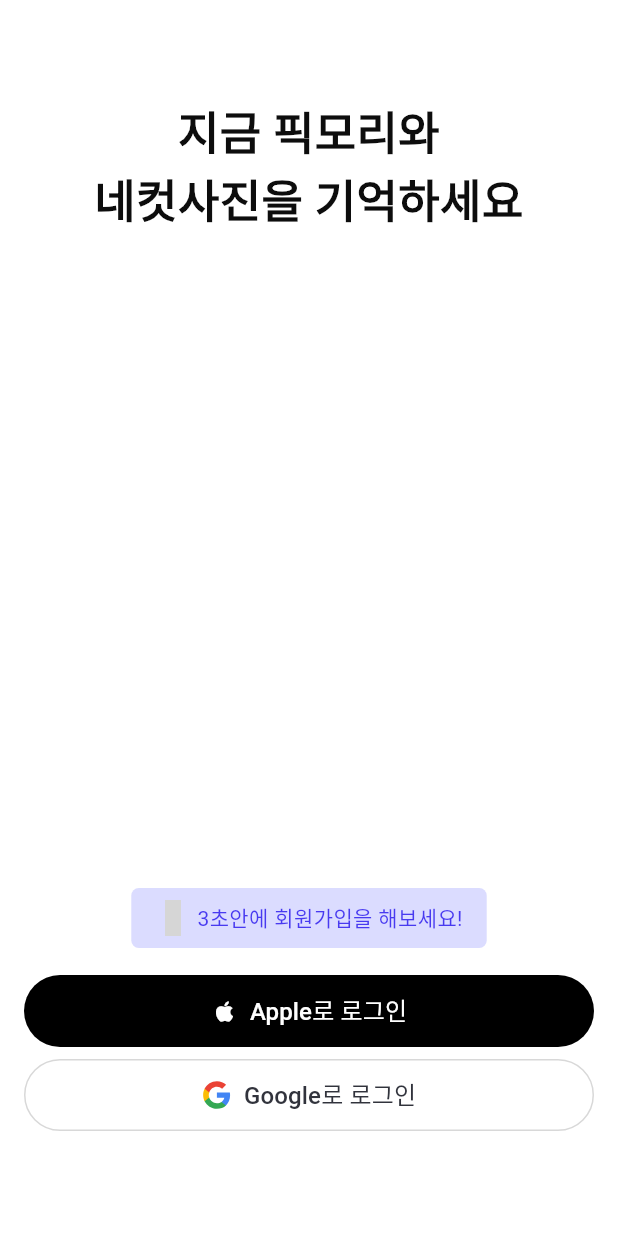
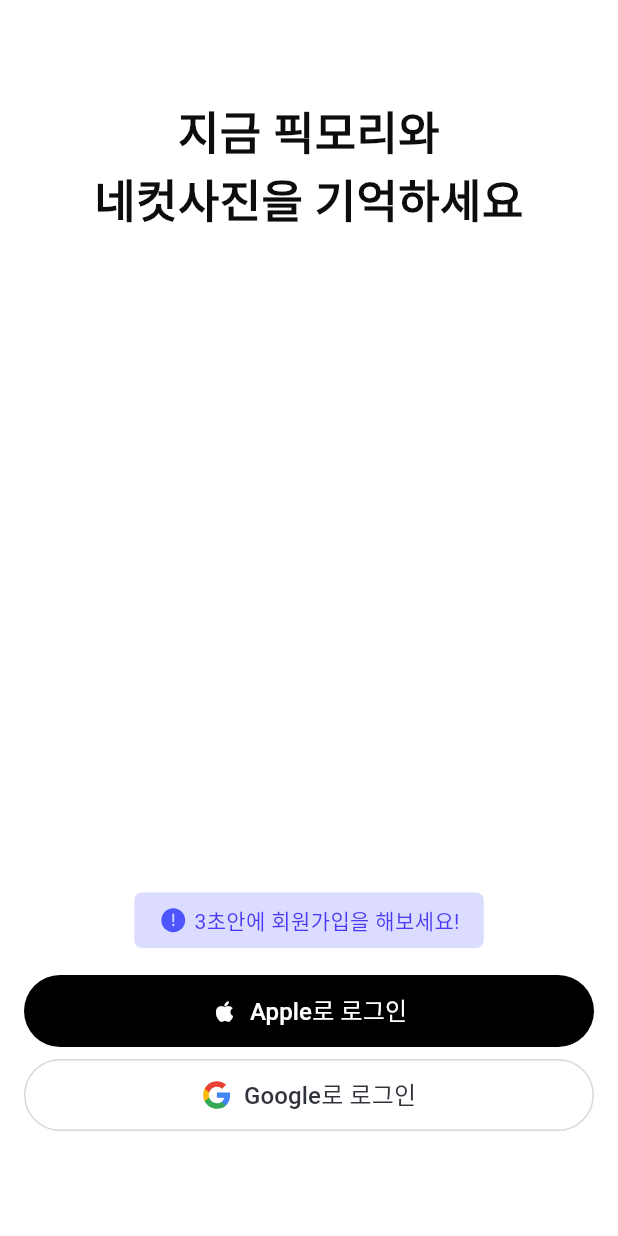
Before and after one commit to Ksanbal/Picmory-Server, a Flutter app: the screen it shows after launch, on a phone screen of 412 x 824 dp. Run offline on Flutter 3.47's test engine with Material 3 defaults, Android fonts, the phone set to English and light mode, and no system bars; our stand-ins replace animate_do, custom_refresh_indicator, dio, extended_image, firebase_core, flutter_dotenv and 9 more; missing offline and left inert: mobile_scanner; accounts and stored records are empty; Roboto replaces fonts that are missing (SUITE-Variable); grey boxes are pictures that could not be loaded.

Commit message:
느낌표 아이콘 svg로 변경

```diff
--- a/mobile/lib/common/families/asset_icon_family.dart
+++ b/mobile/lib/common/families/asset_icon_family.dart
@@ -1,4 +1,6 @@
 class AssetIconFamily {
   // 배경화면
   static const String googleLogo = 'assets/icons/google_logo.svg';
+  // 느낌표 아이콘
+  static const String dangerCircleBold = 'assets/icons/danger_circle_bold.svg';
 }
--- a/mobile/lib/views/auth/signin_view.dart
+++ b/mobile/lib/views/auth/signin_view.dart
@@ -10,7 +10,6 @@ import 'package:picmory/common/families/text_styles/text_sm_style.dart';
 import 'package:picmory/common/families/text_styles/title_lg_style.dart';
 import 'package:picmory/viewmodels/auth/signin/signin_viewmodel.dart';
 import 'package:provider/provider.dart';
-import 'package:solar_icons/solar_icons.dart';
 
 class SigninView extends StatelessWidget {
   const SigninView({super.key});
@@ -111,16 +110,17 @@ class SigninView extends StatelessWidget {
                                       horizontal: 16,
                                       vertical: 8,
                                     ),
-                                    child: const Row(
+                                    child: Row(
                                       mainAxisAlignment: MainAxisAlignment.center,
                                       mainAxisSize: MainAxisSize.min,
                                       children: [
-                                        Icon(
-                                          SolarIconsBold.dangerCircle,
-                                          color: ColorFamily.primaryDark,
+                                        SvgPicture.asset(
+                                          AssetIconFamily.dangerCircleBold,
+                                          width: 20,
+                                          height: 20,
                                         ),
-                                        SizedBox(width: 4),
-                                        Text(
+                                        const SizedBox(width: 4),
+                                        const Text(
                                           "3초안에 회원가입을 해보세요!",
                                           style: CaptionSmStyle(
                                             color: ColorFamily.primaryDark,
@@ -142,16 +142,17 @@ class SigninView extends StatelessWidget {
                                             horizontal: 14,
                                             vertical: 6,
                                           ),
-                                          child: const Row(
+                                          child: Row(
                                             mainAxisAlignment: MainAxisAlignment.center,
                                             mainAxisSize: MainAxisSize.min,
                                             children: [
-                                              Icon(
-                                                SolarIconsBold.dangerCircle,
-                                                color: ColorFamily.primaryDark,
+                                              SvgPicture.asset(
+                                                AssetIconFamily.dangerCircleBold,
+                                                width: 20,
+                                                height: 20,
                                               ),
-                                              SizedBox(width: 4),
-                                              Text(
+                                              const SizedBox(width: 4),
+                                              const Text(
                                                 "가장 최근에 로그인한 계정입니다",
                                                 style: CaptionSmStyle(
                                                   color: ColorFamily.primaryDark,
```
Also changed, not shown: mobile/assets/icons/danger_circle_bold.svg (added).
